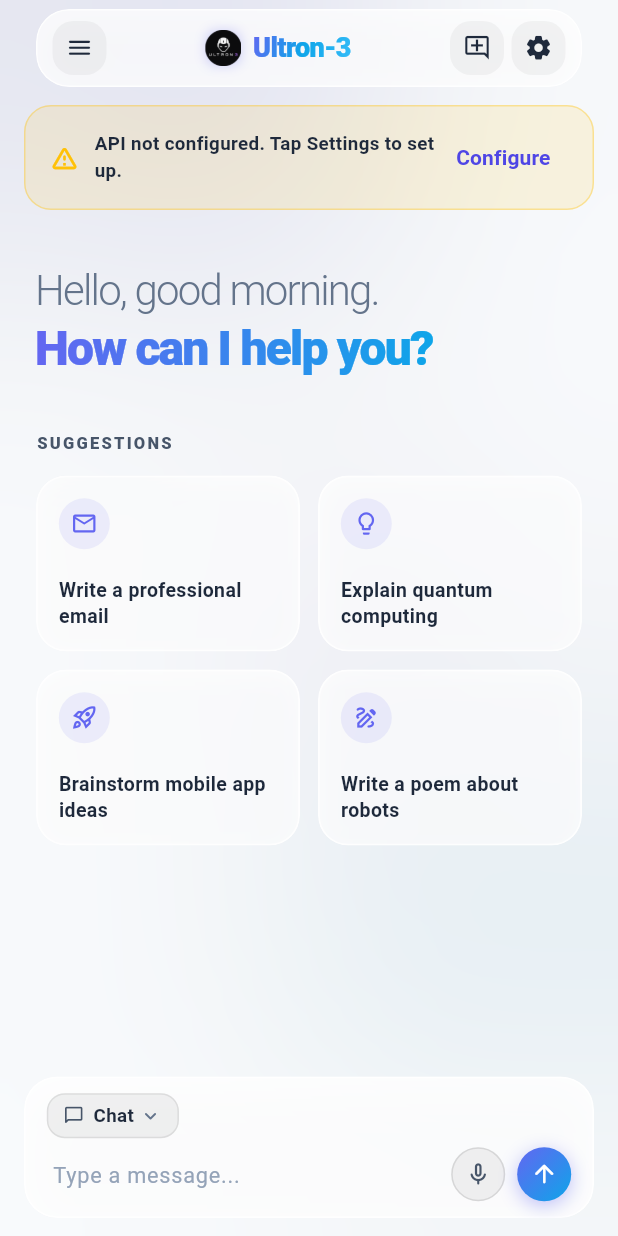
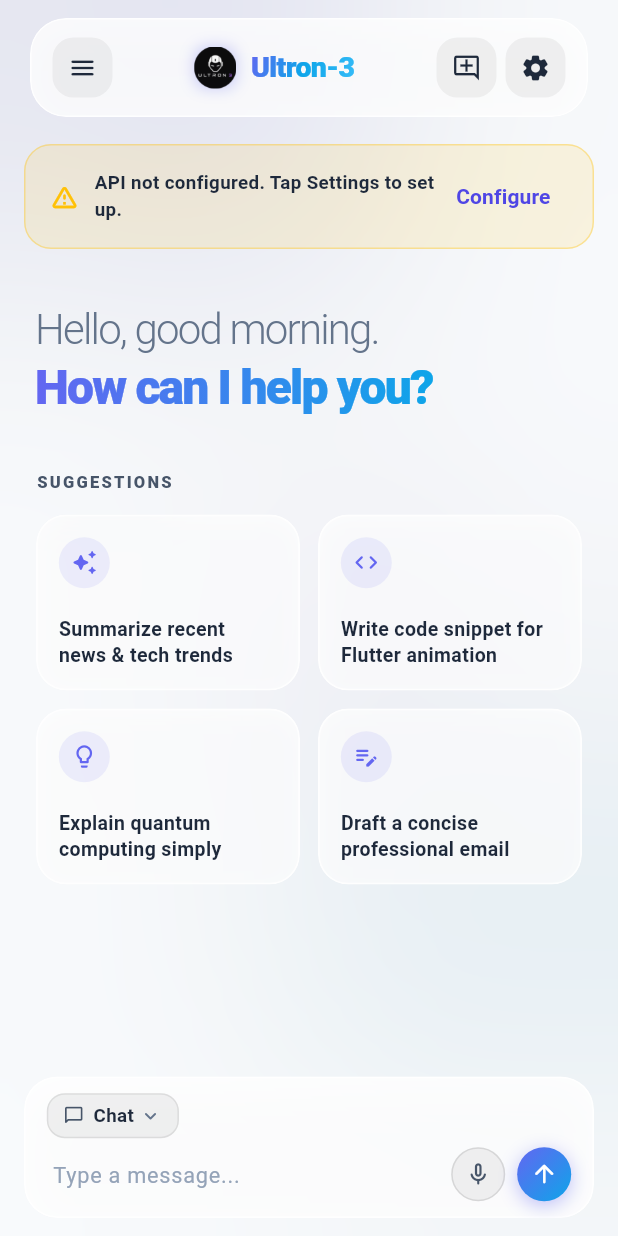
Before and after one commit to GOHANX1234/ultron, a Flutter app: the HomeScreen screen opened directly, on a phone screen of 412 x 824 dp. Run offline on Flutter 3.47's test engine with Material 3 defaults, Android fonts, the phone set to English and light mode, and no system bars; our stand-ins replace audioplayers, flutter_contacts, flutter_local_notifications, flutter_markdown, permission_handler, shared_preferences and 1 more; missing offline and left inert: android_intent_plus, installed_apps, screen_brightness, sherpa_onnx, shizuku_api, volume_controller; accounts and stored records are empty; network calls fail.

Commit message:
style(ui): expand top header vertical height and update chat/agent suggestions

```diff
--- a/lib/screens/home_screen.dart
+++ b/lib/screens/home_screen.dart
@@ -537,32 +537,32 @@ class _HomeScreenState extends State<HomeScreen> with WidgetsBindingObserver {
     return SafeArea(
       bottom: false,
       child: Container(
-        margin: const EdgeInsets.symmetric(horizontal: 24, vertical: 6),
+        margin: const EdgeInsets.symmetric(horizontal: 20, vertical: 12),
         child: ClipRRect(
-          borderRadius: BorderRadius.circular(22),
+          borderRadius: BorderRadius.circular(24),
           child: BackdropFilter(
             filter: ImageFilter.blur(sigmaX: 20, sigmaY: 20),
             child: Container(
-              padding: const EdgeInsets.symmetric(horizontal: 10, vertical: 7),
+              padding: const EdgeInsets.symmetric(horizontal: 14, vertical: 12),
               decoration: BoxDecoration(
                 color: isDark
-                    ? Colors.white.withValues(alpha: 0.08)
-                    : Colors.white.withValues(alpha: 0.75),
-                borderRadius: BorderRadius.circular(22),
+                    ? Colors.white.withValues(alpha: 0.09)
+                    : Colors.white.withValues(alpha: 0.78),
+                borderRadius: BorderRadius.circular(24),
                 border: Border.all(
                   color: isDark
-                      ? Colors.white.withValues(alpha: 0.14)
-                      : Colors.white.withValues(alpha: 0.85),
+                      ? Colors.white.withValues(alpha: 0.15)
+                      : Colors.white.withValues(alpha: 0.88),
                   width: 1.0,
                 ),
                 boxShadow: [
                   BoxShadow(
                     color: isDark
-                        ? Colors.black.withValues(alpha: 0.25)
+                        ? Colors.black.withValues(alpha: 0.28)
                         : const Color(0x0C0F172A),
-                    blurRadius: 16,
+                    blurRadius: 18,
                     spreadRadius: -2,
-                    offset: const Offset(0, 4),
+                    offset: const Offset(0, 5),
                   ),
                 ],
               ),
@@ -583,29 +583,29 @@ class _HomeScreenState extends State<HomeScreen> with WidgetsBindingObserver {
                     mainAxisSize: MainAxisSize.min,
                     children: [
                       Container(
-                        width: 24,
-                        height: 24,
+                        width: 28,
+                        height: 28,
                         decoration: BoxDecoration(
-                          borderRadius: BorderRadius.circular(7),
+                          borderRadius: BorderRadius.circular(8),
                           boxShadow: [
                             BoxShadow(
-                              color: const Color(0xFF6366F1).withValues(alpha: 0.25),
-                              blurRadius: 6,
+                              color: const Color(0xFF6366F1).withValues(alpha: 0.30),
+                              blurRadius: 8,
                               spreadRadius: 0,
                             ),
                           ],
                         ),
                         child: ClipRRect(
-                          borderRadius: BorderRadius.circular(7),
+                          borderRadius: BorderRadius.circular(8),
                           child: Image.asset(
                             'assets/app-logo.png',
-                            width: 24,
-                            height: 24,
+                            width: 28,
+                            height: 28,
                             fit: BoxFit.cover,
                           ),
                         ),
                       ),
-                      const SizedBox(width: 8),
+                      const SizedBox(width: 10),
                       ShaderMask(
                         shaderCallback: (bounds) => const LinearGradient(
                           colors: [Color(0xFF6366F1), Color(0xFF0EA5E9), Color(0xFF38BDF8)],
@@ -615,7 +615,7 @@ class _HomeScreenState extends State<HomeScreen> with WidgetsBindingObserver {
                         child: const Text(
                           'Ultron-3',
                           style: TextStyle(
-                            fontSize: 18,
+                            fontSize: 19,
                             fontWeight: FontWeight.w800,
                             letterSpacing: -0.4,
                             color: Colors.white,
@@ -632,7 +632,7 @@ class _HomeScreenState extends State<HomeScreen> with WidgetsBindingObserver {
                     isDark: isDark,
                     onPressed: _isLoading ? null : _startNewChat,
                   ),
-                  const SizedBox(width: 5),
+                  const SizedBox(width: 6),
                   // Settings Action
                   _buildHeaderIconButton(
                     icon: Icons.settings_rounded,
@@ -677,17 +677,17 @@ class _HomeScreenState extends State<HomeScreen> with WidgetsBindingObserver {
         child: Tooltip(
           message: tooltip,
           child: Container(
-            width: 36,
-            height: 36,
+            width: 40,
+            height: 40,
             decoration: BoxDecoration(
               color: isDark
-                  ? Colors.white.withValues(alpha: 0.07)
-                  : Colors.black.withValues(alpha: 0.04),
+                  ? Colors.white.withValues(alpha: 0.08)
+                  : Colors.black.withValues(alpha: 0.05),
               borderRadius: BorderRadius.circular(14),
             ),
             child: Icon(
               icon,
-              size: 19,
+              size: 20,
               color: isDark
                   ? (onPressed == null ? Colors.white30 : Colors.white)
                   : (onPressed == null ? Colors.black26 : const Color(0xFF1E293B)),
@@ -952,16 +952,16 @@ class _HomeScreenState extends State<HomeScreen> with WidgetsBindingObserver {
 
     final suggestions = _mode == 'chat'
         ? [
-            {'icon': Icons.email_outlined, 'title': 'Write a professional email'},
-            {'icon': Icons.lightbulb_outline_rounded, 'title': 'Explain quantum computing'},
-            {'icon': Icons.rocket_launch_outlined, 'title': 'Brainstorm mobile app ideas'},
-            {'icon': Icons.draw_outlined, 'title': 'Write a poem about robots'},
+            {'icon': Icons.auto_awesome_rounded, 'title': 'Summarize recent news & tech trends'},
+            {'icon': Icons.code_rounded, 'title': 'Write code snippet for Flutter animation'},
+            {'icon': Icons.lightbulb_outline_rounded, 'title': 'Explain quantum computing simply'},
+            {'icon': Icons.edit_note_rounded, 'title': 'Draft a concise professional email'},
           ]
         : [
-            {'icon': Icons.play_circle_outline_rounded, 'title': 'Open YouTube & find videos'},
-            {'icon': Icons.call_outlined, 'title': 'Call Mom'},
-            {'icon': Icons.volume_up_outlined, 'title': 'Set volume to 80%'},
-            {'icon': Icons.screen_search_desktop_outlined, 'title': 'What\'s on my screen?'},
+            {'icon': Icons.apps_rounded, 'title': 'Open WhatsApp and send message'},
+            {'icon': Icons.contact_phone_outlined, 'title': 'Find Mom in contacts and call'},
+            {'icon': Icons.volume_up_rounded, 'title': 'Adjust system volume to 80%'},
+            {'icon': Icons.screenshot_monitor_rounded, 'title': 'Analyze what is on my screen'},
           ];
 
     return SingleChildScrollView(
```
